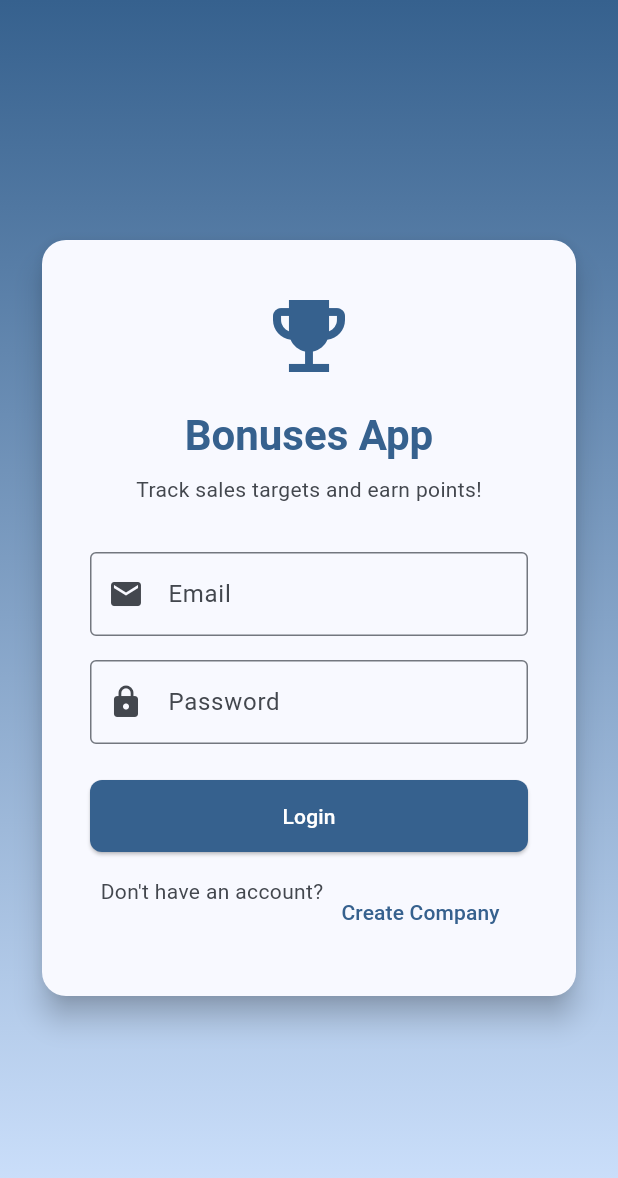
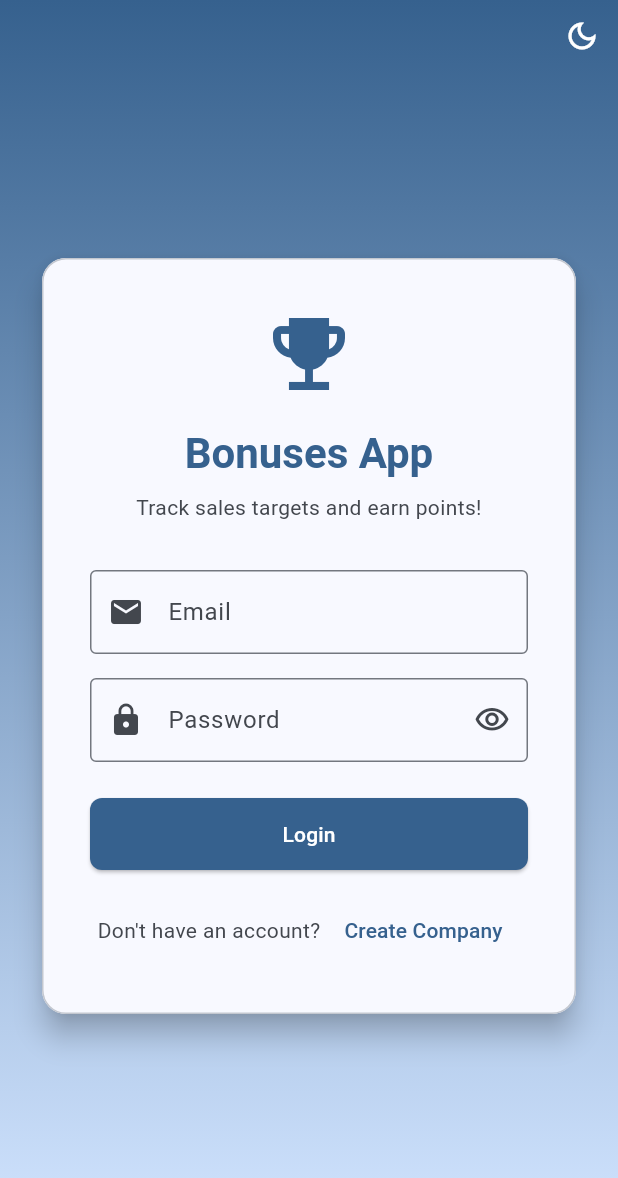
Before and after one commit to Kallikrist/Bonuses, a Flutter app: the screen it shows after launch, on a phone screen of 412 x 824 dp. Shown: the top 1178 px of the screen. Run offline on Flutter 3.47's test engine with Material 3 defaults, Android fonts, the phone set to English and light mode, and no system bars; our stand-ins replace csv, file_picker, fl_chart, flutter_secure_storage, shared_preferences, supabase_flutter; missing offline and left inert: bcrypt, excel, flutter_stripe; accounts and stored records are empty; network calls fail.

Commit message:
Polish logged-out login UX for light, dark, and overflow
Add a logged-out theme toggle, constrain the card, keep it scrollable
on short screens, and use ColorScheme contrast on snackbars and the
Create Company action. Password visibility, autofill, and wrap stay
product-only; no demo chrome and no unauthenticated reset.

Co-authored-by: kallikrist <kallikrist@outlook.com>

```diff
--- a/lib/screens/login_screen.dart
+++ b/lib/screens/login_screen.dart
@@ -19,6 +19,7 @@ class _LoginScreenState extends State<LoginScreen> {
   final _emailController = TextEditingController();
   final _passwordController = TextEditingController();
   bool _isLoading = false;
+  bool _obscurePassword = true;
 
   @override
   void dispose() {
@@ -41,23 +42,19 @@ class _LoginScreenState extends State<LoginScreen> {
           );
 
       if (!success && mounted) {
-        final colorScheme = Theme.of(context).colorScheme;
-        ScaffoldMessenger.of(context).showSnackBar(
-          SnackBar(
-            content: const Text('Invalid email or password'),
-            backgroundColor: colorScheme.error,
-          ),
+        _showLoginMessage(
+          'Invalid email or password',
+          Theme.of(context).colorScheme.error,
+          Theme.of(context).colorScheme.onError,
         );
       }
     } on RateLimitException catch (e) {
       if (mounted) {
-        final colorScheme = Theme.of(context).colorScheme;
-        ScaffoldMessenger.of(context).showSnackBar(
-          SnackBar(
-            content: Text(e.message),
-            backgroundColor: colorScheme.tertiary,
+        _showLoginMessage(
+          e.message,
+          Theme.of(context).colorScheme.tertiary,
+          Theme.of(context).colorScheme.onTertiary,
           duration: const Duration(seconds: 5),
-          ),
         );
       }
     } catch (e) {
@@ -65,13 +62,11 @@ class _LoginScreenState extends State<LoginScreen> {
         if (kDebugMode) {
           print('DEBUG: Login error: $e');
         }
-        final colorScheme = Theme.of(context).colorScheme;
-        ScaffoldMessenger.of(context).showSnackBar(
-          SnackBar(
-            content: Text(ErrorHandler.getSanitizedMessage(e,
-                defaultMessage: 'Login failed. Please try again.')),
-            backgroundColor: colorScheme.error,
-          ),
+        _showLoginMessage(
+          ErrorHandler.getSanitizedMessage(e,
+              defaultMessage: 'Login failed. Please try again.'),
+          Theme.of(context).colorScheme.error,
+          Theme.of(context).colorScheme.onError,
         );
       }
     } finally {
@@ -83,35 +78,37 @@ class _LoginScreenState extends State<LoginScreen> {
     }
   }
 
+  void _showLoginMessage(
+    String message,
+    Color background,
+    Color foreground, {
+    Duration duration = const Duration(seconds: 4),
+  }) {
+    ScaffoldMessenger.of(context).showSnackBar(
+      SnackBar(
+        content: Text(message, style: TextStyle(color: foreground)),
+        backgroundColor: background,
+        duration: duration,
+      ),
+    );
+  }
+
   @override
   Widget build(BuildContext context) {
     final colorScheme = Theme.of(context).colorScheme;
     final textTheme = Theme.of(context).textTheme;
+    final isDark = context.watch<AppProvider>().isDarkMode;
 
-    return Scaffold(
-      body: Container(
-        decoration: BoxDecoration(
-          gradient: LinearGradient(
-            begin: Alignment.topCenter,
-            end: Alignment.bottomCenter,
-            colors: [
-              colorScheme.primary,
-              colorScheme.primaryContainer,
-            ],
-          ),
-        ),
-        child: SafeArea(
-          child: Center(
-            child: SingleChildScrollView(
-              padding: const EdgeInsets.all(24.0),
-              child: Card(
+    final loginCard = Card(
       elevation: 8,
       color: colorScheme.surface,
       shape: RoundedRectangleBorder(
         borderRadius: BorderRadius.circular(16),
+        side: BorderSide(color: colorScheme.outlineVariant),
       ),
       child: Padding(
         padding: const EdgeInsets.all(32.0),
+        child: AutofillGroup(
           child: Form(
             key: _formKey,
             child: Column(
@@ -125,6 +122,7 @@ class _LoginScreenState extends State<LoginScreen> {
                 const SizedBox(height: 16),
                 Text(
                   'Bonuses App',
+                  textAlign: TextAlign.center,
                   style: textTheme.headlineMedium?.copyWith(
                     fontWeight: FontWeight.bold,
                     color: colorScheme.primary,
@@ -133,6 +131,7 @@ class _LoginScreenState extends State<LoginScreen> {
                 const SizedBox(height: 8),
                 Text(
                   'Track sales targets and earn points!',
+                  textAlign: TextAlign.center,
                   style: textTheme.bodyMedium?.copyWith(
                     color: colorScheme.onSurfaceVariant,
                   ),
@@ -141,6 +140,11 @@ class _LoginScreenState extends State<LoginScreen> {
                 TextFormField(
                   controller: _emailController,
                   keyboardType: TextInputType.emailAddress,
+                  textInputAction: TextInputAction.next,
+                  autofillHints: const [AutofillHints.email],
+                  autocorrect: false,
+                  enableSuggestions: false,
+                  textCapitalization: TextCapitalization.none,
                   maxLength: ValidationService.maxEmailLength,
                   decoration: const InputDecoration(
                     labelText: 'Email',
@@ -153,16 +157,35 @@ class _LoginScreenState extends State<LoginScreen> {
                 const SizedBox(height: 16),
                 TextFormField(
                   controller: _passwordController,
-                          obscureText: true,
+                  obscureText: _obscurePassword,
+                  textInputAction: TextInputAction.done,
+                  autofillHints: const [AutofillHints.password],
+                  onFieldSubmitted: (_) {
+                    if (!_isLoading) _login();
+                  },
                   maxLength: ValidationService.maxPasswordLength,
-                          decoration: const InputDecoration(
+                  decoration: InputDecoration(
                     labelText: 'Password',
-                            prefixIcon: Icon(Icons.lock),
-                            border: OutlineInputBorder(),
+                    prefixIcon: const Icon(Icons.lock),
+                    border: const OutlineInputBorder(),
                     counterText: '',
+                    suffixIcon: IconButton(
+                      tooltip:
+                          _obscurePassword ? 'Show password' : 'Hide password',
+                      onPressed: () {
+                        setState(() {
+                          _obscurePassword = !_obscurePassword;
+                        });
+                      },
+                      icon: Icon(
+                        _obscurePassword
+                            ? Icons.visibility_outlined
+                            : Icons.visibility_off_outlined,
                       ),
-                          validator: (value) =>
-                              ValidationService.validatePassword(value,
+                    ),
+                  ),
+                  validator: (value) => ValidationService.validatePassword(
+                      value,
                       isNewPassword: false),
                 ),
                 const SizedBox(height: 24),
@@ -193,6 +216,8 @@ class _LoginScreenState extends State<LoginScreen> {
                 const SizedBox(height: 16),
                 Wrap(
                   alignment: WrapAlignment.center,
+                  crossAxisAlignment: WrapCrossAlignment.center,
+                  spacing: 4,
                   children: [
                     Text(
                       'Don\'t have an account?',
@@ -204,11 +229,13 @@ class _LoginScreenState extends State<LoginScreen> {
                       onPressed: () {
                         Navigator.of(context).push(
                           MaterialPageRoute(
-                                    builder: (context) =>
-                                        const OnboardingScreen(),
+                            builder: (context) => const OnboardingScreen(),
                           ),
                         );
                       },
+                      style: TextButton.styleFrom(
+                        foregroundColor: colorScheme.primary,
+                      ),
                       child: const Text('Create Company'),
                     ),
                   ],
@@ -218,7 +245,58 @@ class _LoginScreenState extends State<LoginScreen> {
           ),
         ),
       ),
+    );
+
+    return Scaffold(
+      body: Container(
+        decoration: BoxDecoration(
+          gradient: LinearGradient(
+            begin: Alignment.topCenter,
+            end: Alignment.bottomCenter,
+            colors: [
+              colorScheme.primary,
+              colorScheme.primaryContainer,
+            ],
           ),
+        ),
+        child: SafeArea(
+          child: Column(
+            children: [
+              Align(
+                alignment: Alignment.centerRight,
+                child: IconButton(
+                  tooltip: isDark ? 'Light mode' : 'Dark mode',
+                  onPressed: () => context.read<AppProvider>().toggleDarkMode(),
+                  icon: Icon(
+                    isDark
+                        ? Icons.light_mode_outlined
+                        : Icons.dark_mode_outlined,
+                    color: colorScheme.onPrimary,
+                  ),
+                ),
+              ),
+              Expanded(
+                child: LayoutBuilder(
+                  builder: (context, constraints) {
+                    return SingleChildScrollView(
+                      padding: const EdgeInsets.fromLTRB(24, 0, 24, 24),
+                      child: ConstrainedBox(
+                        constraints: BoxConstraints(
+                          minHeight: (constraints.maxHeight - 24)
+                              .clamp(0.0, double.infinity),
+                        ),
+                        child: Center(
+                          child: ConstrainedBox(
+                            constraints: const BoxConstraints(maxWidth: 420),
+                            child: loginCard,
+                          ),
+                        ),
+                      ),
+                    );
+                  },
+                ),
+              ),
+            ],
           ),
         ),
       ),
```
Lines whose indentation alone changed are shown as unchanged.
